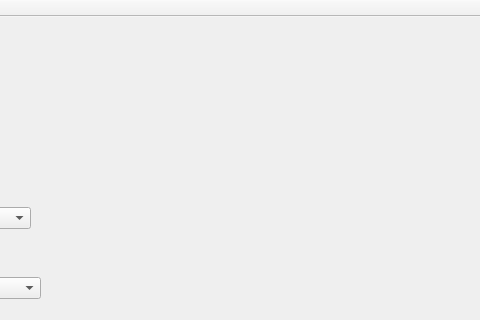
Above: mainwindow.ui from Azizomezine/Smart-garage before the change; both pictures show x 400 to 880 and y 0 to 320 of the 1194 by 679 pixel window. Below: the same form after it.
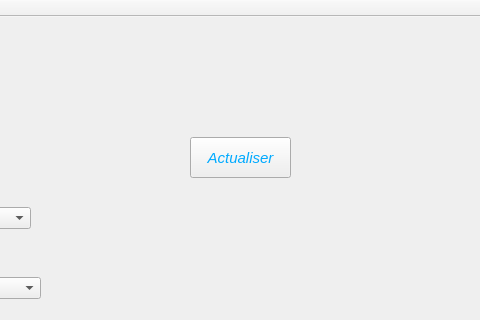
That is the form after the change. The open tabs and pages were chosen to show the change. Icons and pictures are not drawn.

```diff
--- a/mainwindow.ui
+++ b/mainwindow.ui
@@ -1045,6 +1045,25 @@
        <string>Ajouter </string>
       </property>
      </widget>
+     <widget class="QPushButton" name="pushButtonActualiser_3">
+      <property name="geometry">
+       <rect>
+        <x>540</x>
+        <y>110</y>
+        <width>101</width>
+        <height>41</height>
+       </rect>
+      </property>
+      <property name="styleSheet">
+       <string notr="true">
+color: rgb(0, 170, 255);
+font-size:15px;
+font-style:italic;</string>
+      </property>
+      <property name="text">
+       <string>Actualiser</string>
+      </property>
+     </widget>
     </widget>
     <widget class="QWidget" name="page_8">
      <widget class="QTabWidget" name="tabWidget">
```
Left out of the diff: 2 changed lines with no effect on the pictures.
